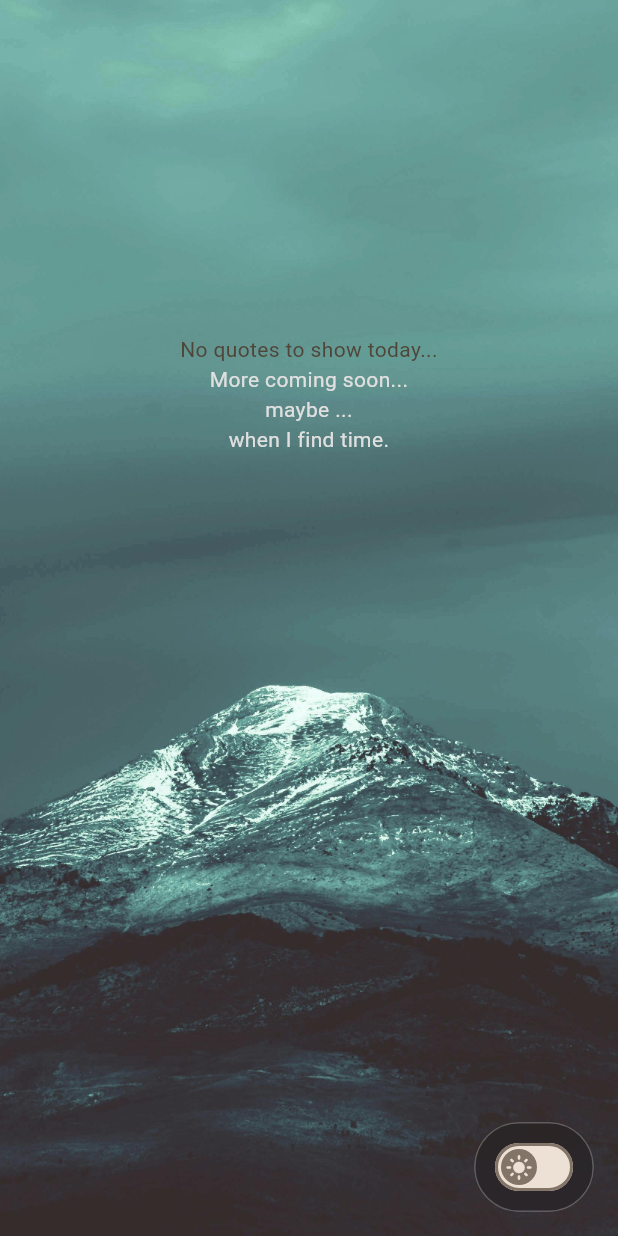
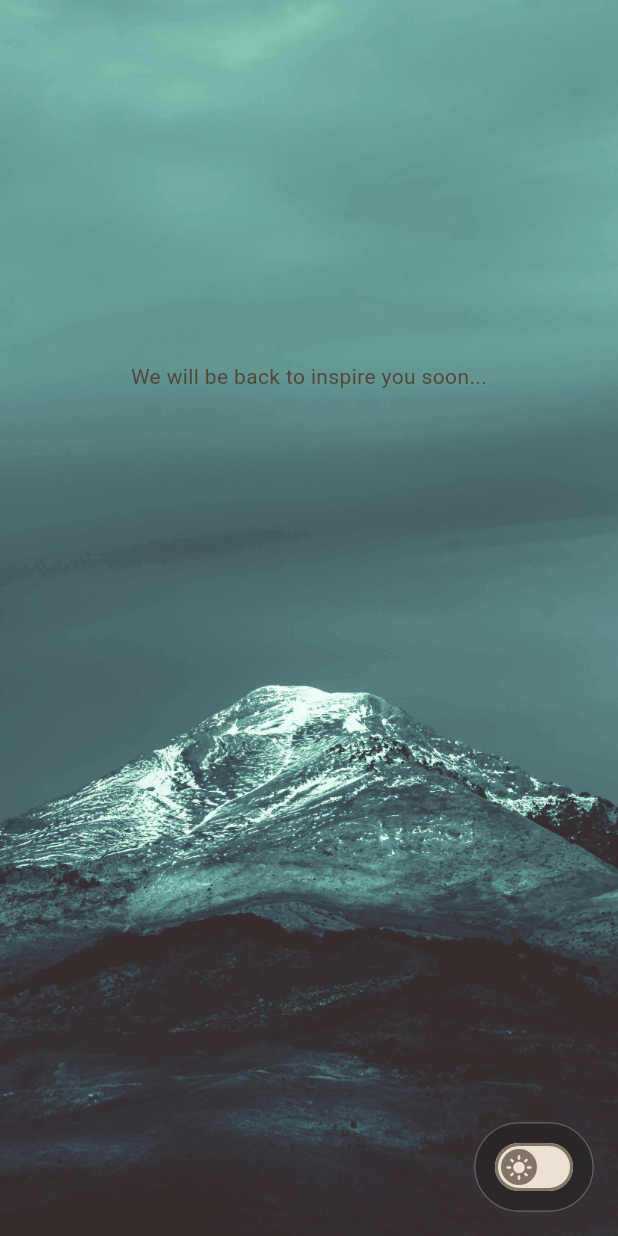
Before and after one commit to sekael/limitless, a Flutter app: the screen it shows after launch, on a phone screen of 412 x 824 dp. Run offline on Flutter 3.47's test engine with Material 3 defaults, Android fonts, the phone set to English and light mode, and no system bars; our stand-ins replace flutter_dotenv, google_fonts, supabase_flutter; accounts and stored records are empty.

Commit message:
feat: implement quote display and break app

```diff
--- a/lib/features/quotes/data/repository_adapter.dart
+++ b/lib/features/quotes/data/repository_adapter.dart
@@ -13,7 +13,6 @@ class QuotesRepositoryAdapter implements QuotesRepository {
         .select('*')
         .order('id');
 
-    print("Repository adapter retrieved quotes from Supabase");
     return rows.map(Quote.fromMap).toList();
   }
 }
--- a/lib/features/quotes/domain/quote.dart
+++ b/lib/features/quotes/domain/quote.dart
@@ -1,13 +1,13 @@
 class Quote {
   final int id;
   final DateTime createdAt;
-  final String quote;
+  final String text;
 
-  const Quote({required this.id, required this.createdAt, required this.quote});
+  const Quote({required this.id, required this.createdAt, required this.text});
 
   factory Quote.fromMap(Map<String, dynamic> m) => Quote(
     id: (m['id'] as num).toInt(),
     createdAt: DateTime.parse(m['created_at'] as String),
-    quote: m['quote'] as String,
+    text: m['quote'] as String,
   );
 }
--- a/lib/pages/home.dart
+++ b/lib/pages/home.dart
@@ -2,10 +2,10 @@ import 'dart:math';
 
 import 'package:flutter/material.dart';
 import 'package:limitless_flutter/components/text/body.dart';
-import 'package:limitless_flutter/components/text/title.dart';
 import 'package:limitless_flutter/components/theme_toggle.dart';
 import 'package:limitless_flutter/features/quotes/data/repository.dart';
 import 'package:limitless_flutter/features/quotes/domain/quote.dart';
+import 'package:limitless_flutter/features/quotes/presentation/quote_display.dart';
 import 'package:provider/provider.dart';
 
 class HomePage extends StatefulWidget {
@@ -94,30 +94,15 @@ class _HomePageState extends State<HomePage> with WidgetsBindingObserver {
                       const CircularProgressIndicator(),
                     ] else if (_error != null) ...[
                       CenterAlignedBodyText(
-                        bodyText: 'Failed to load quotes from backend',
+                        bodyText: 'Struggling to find inspiration today',
                       ),
                     ] else if (_currentQuote == null) ...[
                       CenterAlignedBodyText(
-                        bodyText: 'No quotes to show today...',
+                        bodyText: 'We will be back to inspire you soon...',
                       ),
                     ] else ...[
-                      Padding(
-                        padding: const EdgeInsets.all(12.0),
-                        child: CenterAlignedBodyText(
-                          bodyText: _currentQuote!.quote.toString(),
-                          styleOverride: TextStyle(
-                            fontSize: 24,
-                            fontWeight: FontWeight.w500,
-                            color: Theme.of(context).colorScheme.onSurface,
-                          ),
-                        ),
-                      ),
+                      QuoteDisplay(quote: _currentQuote!),
                     ],
-                    CenterAlignedBodyText(
-                      bodyText:
-                          "More coming soon...\nmaybe ...\nwhen I find time.",
-                      colorOverride: Colors.grey[300],
-                    ),
                   ],
                 ),
               ),
--- a/pubspec.yaml
+++ b/pubspec.yaml
@@ -14,6 +14,7 @@ dependencies:
   provider: ^6.1.5+1
   supabase_flutter: ^2.10.3
   flutter_dotenv: ^6.0.0
+  google_fonts: ^6.3.2
 
 dev_dependencies:
   flutter_test:
```
Also changed, not shown: lib/features/quotes/presentation/quote_display.dart (added, +48 -0 lines), pubspec.lock.
